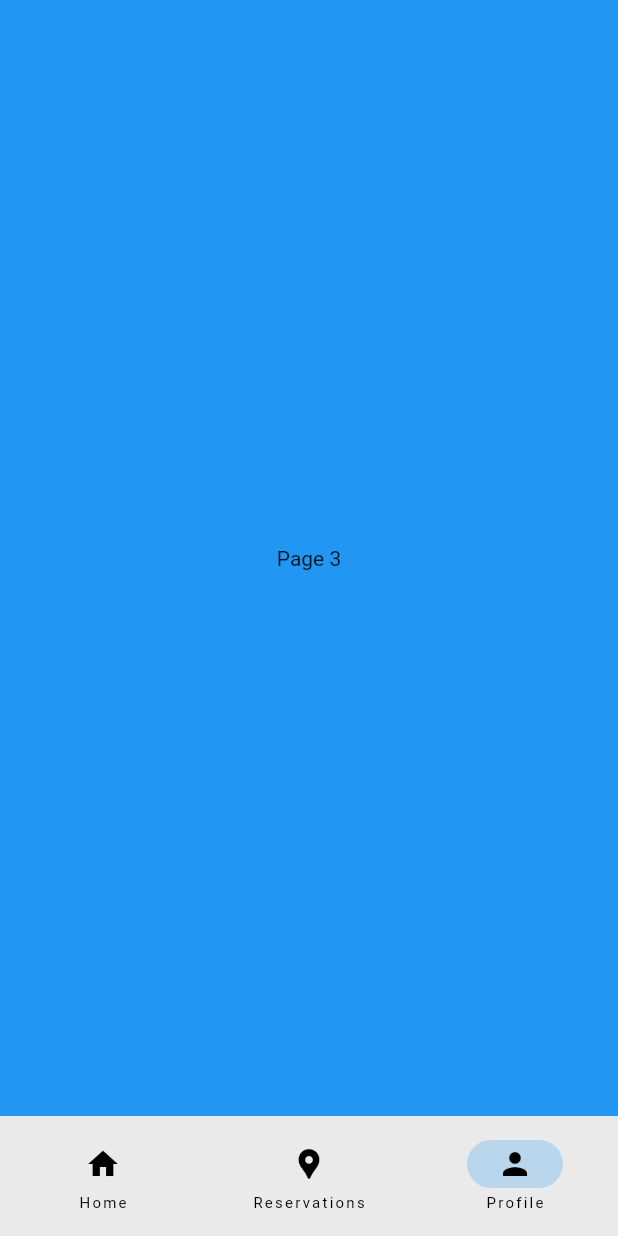
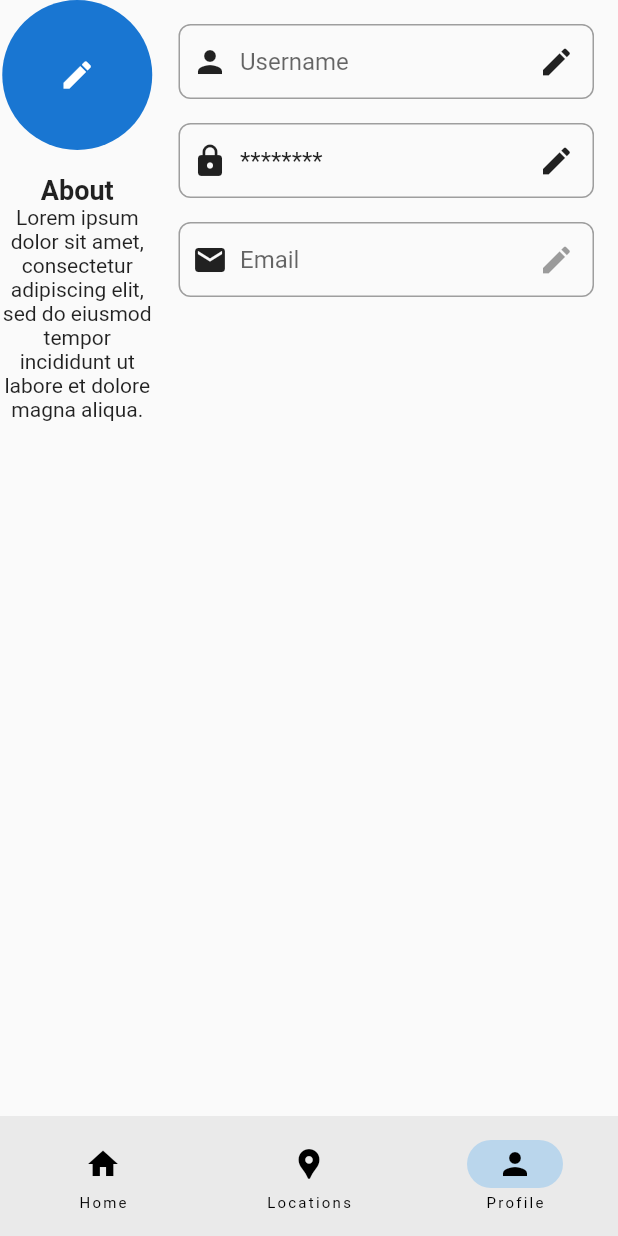
Before and after one commit to BilalElHammouchi/memora_life, a Flutter app: the MainPage screen opened directly, item 3 of the bottom bar chosen, on a phone screen of 412 x 824 dp. Run offline on Flutter 3.47's test engine with Material 2 defaults, Android fonts, the phone set to English and light mode, and no system bars; our stand-ins replace calendar_date_picker2, cloud_firestore, elegant_notification, firebase_auth, firebase_core, flutter_colorpicker and 1 more; missing offline and left inert: animated_login, day_night_time_picker; accounts and stored records are empty.

Commit message:
barebones profile page with editable username

```diff
--- a/lib/main_view.dart
+++ b/lib/main_view.dart
@@ -1,5 +1,6 @@
 import 'package:flutter/material.dart';
 import 'package:memora_life/home_view.dart';
+import 'package:memora_life/profile_view.dart';
 
 class MainPage extends StatefulWidget {
   const MainPage({super.key});
@@ -28,7 +29,7 @@ class _MainPageState extends State<MainPage> {
           ),
           NavigationDestination(
             icon: Icon(Icons.location_pin),
-            label: 'Reservations',
+            label: 'Locations',
           ),
           NavigationDestination(
             icon: Icon(Icons.person),
@@ -44,11 +45,7 @@ class _MainPageState extends State<MainPage> {
           alignment: Alignment.center,
           child: const Text('Page 2'),
         ),
-        Container(
-          color: Colors.blue,
-          alignment: Alignment.center,
-          child: const Text('Page 3'),
-        ),
+        ProfilePage(),
       ][currentPageIndex],
     );
   }
--- /dev/null
+++ b/lib/profile_view.dart
@@ -0,0 +1,219 @@
+// ignore_for_file: use_build_context_synchronously
+
+import 'package:elegant_notification/elegant_notification.dart';
+import 'package:flutter/material.dart';
+import 'package:memora_life/firebase_wrapper.dart';
+
+class ProfilePage extends StatefulWidget {
+  @override
+  _ProfilePageState createState() => _ProfilePageState();
+}
+
+class _ProfilePageState extends State<ProfilePage> {
+  TextEditingController _usernameController = TextEditingController();
+  TextEditingController _passwordController = TextEditingController();
+
+  String _password = '********';
+  String _email = 'johndoe@example.com';
+  bool _isUsernameEditable = false;
+  bool _isPasswordEditable = false;
+  int _isLoading = -1;
+
+  @override
+  void initState() {
+    super.initState();
+    _usernameController.text = FirebaseWrapper.username;
+    _passwordController.text = _password;
+  }
+
+  @override
+  void dispose() {
+    _usernameController.dispose();
+    _passwordController.dispose();
+    super.dispose();
+  }
+
+  void toggleEditPassword() {
+    setState(() {
+      _isPasswordEditable = !_isPasswordEditable;
+    });
+  }
+
+  Future<void> toggleEditUsername() async {
+    if (_isUsernameEditable) {
+      setState(() {
+        _isLoading = 0;
+      });
+      bool usernameUnique =
+          await FirebaseWrapper.usernameUnique(_usernameController.text);
+      bool AllowUsernameEdit = usernameUnique ||
+          _usernameController.text == FirebaseWrapper.username;
+      setState(() {
+        _isLoading = -1;
+      });
+      if (AllowUsernameEdit) {
+        FirebaseWrapper.updateUsername(_usernameController.text);
+        setState(() {
+          _isUsernameEditable = !_isUsernameEditable;
+        });
+      } else {
+        ElegantNotification.error(
+            width: 100,
+            title: const Text(
+              "Username Duplicate",
+              style:
+                  TextStyle(color: Colors.black, fontWeight: FontWeight.bold),
+            ),
+            description: const Text(
+              "This username has already been picked. Try another one",
+              style: TextStyle(color: Colors.black),
+            )).show(context);
+      }
+    } else {
+      setState(() {
+        _isUsernameEditable = !_isUsernameEditable;
+      });
+    }
+  }
+
+  @override
+  Widget build(BuildContext context) {
+    return Row(
+      crossAxisAlignment: CrossAxisAlignment.start,
+      children: [
+        Expanded(
+          flex: 1,
+          child: Column(
+            crossAxisAlignment: CrossAxisAlignment.center,
+            children: [
+              CircleAvatar(
+                radius: 50,
+                child: IconButton(
+                  icon: const Icon(Icons.edit),
+                  onPressed: () {
+                    // Handle editing the icon
+                  },
+                ),
+              ),
+              const SizedBox(height: 16),
+              const Text(
+                'About',
+                style: TextStyle(
+                  fontSize: 18,
+                  fontWeight: FontWeight.bold,
+                ),
+              ),
+              const Text(
+                'Lorem ipsum dolor sit amet, consectetur adipiscing elit, sed do eiusmod tempor incididunt ut labore et dolore magna aliqua.',
+                textAlign: TextAlign.center,
+              ),
+            ],
+          ),
+        ),
+        Expanded(
+          flex: 3,
+          child: Padding(
+            padding: const EdgeInsets.all(16),
+            child: Column(
+              crossAxisAlignment: CrossAxisAlignment.start,
+              children: [
+                _buildTextFieldWithLabel(
+                    'Username',
+                    Icons.person,
+                    _usernameController,
+                    _isUsernameEditable,
+                    toggleEditUsername,
+                    0),
+                const SizedBox(height: 16),
+                _buildTextFieldWithLabel(
+                    'Password',
+                    Icons.lock,
+                    _passwordController,
+                    _isPasswordEditable,
+                    toggleEditPassword,
+                    1),
+                const SizedBox(height: 16),
+                _buildTextFieldWithLabel(
+                    'Email', Icons.email, null, false, null, 2),
+              ],
+            ),
+          ),
+        ),
+      ],
+    );
+  }
+
+  Widget _buildReadOnlyTextFieldWithLabel(
+      String label, IconData icon, String text) {
+    return Container(
+      decoration: BoxDecoration(
+        border: Border.all(color: Colors.grey),
+        borderRadius: BorderRadius.circular(8),
+      ),
+      child: Row(
+        children: [
+          Padding(
+            padding: const EdgeInsets.symmetric(horizontal: 8),
+            child: Icon(icon),
+          ),
+          Expanded(
+            child: TextFormField(
+              initialValue: text,
+              readOnly: true,
+              decoration: InputDecoration(
+                hintText: label,
+                border: InputBorder.none,
+              ),
+            ),
+          ),
+        ],
+      ),
+    );
+  }
+
+  Widget _buildTextFieldWithLabel(
+    String label,
+    IconData icon,
+    TextEditingController? controller,
+    bool isEditable,
+    VoidCallback? onToggleEdit,
+    int ord,
+  ) {
+    return Container(
+      decoration: BoxDecoration(
+        border: Border.all(color: Colors.grey),
+        borderRadius: BorderRadius.circular(8),
+      ),
+      child: Row(
+        children: [
+          Padding(
+            padding: const EdgeInsets.symmetric(horizontal: 8),
+            child: Icon(icon),
+          ),
+          Expanded(
+            child: TextFormField(
+              controller: controller,
+              readOnly: !isEditable,
+              decoration: InputDecoration(
+                hintText: label,
+                border: InputBorder.none,
+              ),
+            ),
+          ),
+          if (_isLoading == ord)
+            const CircularProgressIndicator()
+          else if (!isEditable)
+            IconButton(
+              icon: const Icon(Icons.edit),
+              onPressed: onToggleEdit,
+            )
+          else
+            IconButton(
+              icon: const Icon(Icons.check),
+              onPressed: onToggleEdit,
+            )
+        ],
+      ),
+    );
+  }
+}
```
Also changed, not shown: lib/firebase_wrapper.dart (+27 -0 lines).
